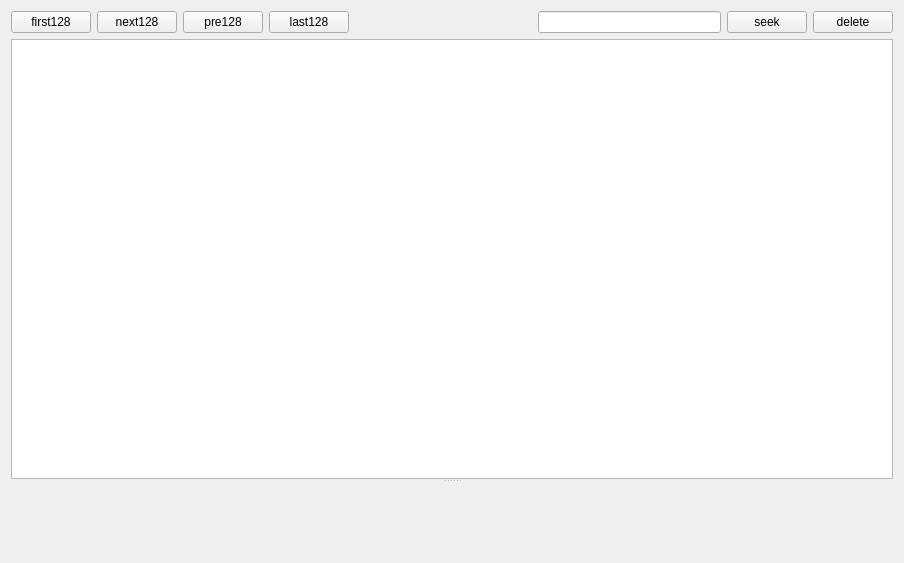
Qt form qtmdsrv/ui/historyform.ui (ssh352/qtctp-1) before a commit.
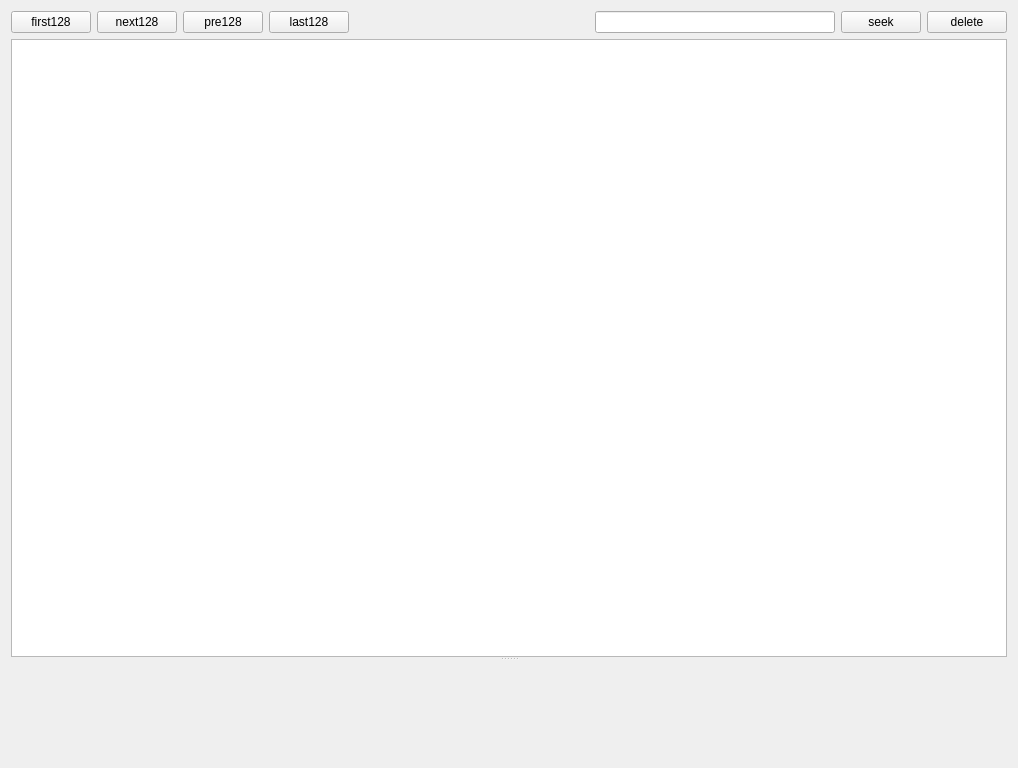
The same form after that commit. Custom widgets are drawn as their Qt base class.

```diff
--- a/qtmdsrv/ui/historyform.ui
+++ b/qtmdsrv/ui/historyform.ui
@@ -6,8 +6,8 @@
    <rect>
     <x>0</x>
     <y>0</y>
-    <width>904</width>
-    <height>563</height>
+    <width>1018</width>
+    <height>768</height>
    </rect>
   </property>
   <property name="windowTitle">
@@ -86,16 +86,16 @@
       <enum>Qt::Vertical</enum>
      </property>
      <widget class="QTableWidget" name="tableWidget"/>
-     <widget class="QCustomPlot" name="qcustomplot" native="true"/>
+     <widget class="QwtPlot" name="tickPlot" native="true"/>
     </widget>
    </item>
   </layout>
  </widget>
  <customwidgets>
   <customwidget>
-   <class>QCustomPlot</class>
+   <class>QwtPlot</class>
    <extends>QWidget</extends>
-   <header>qcustomplot.h</header>
+   <header>qwt_plot.h</header>
    <container>1</container>
   </customwidget>
  </customwidgets>
```
